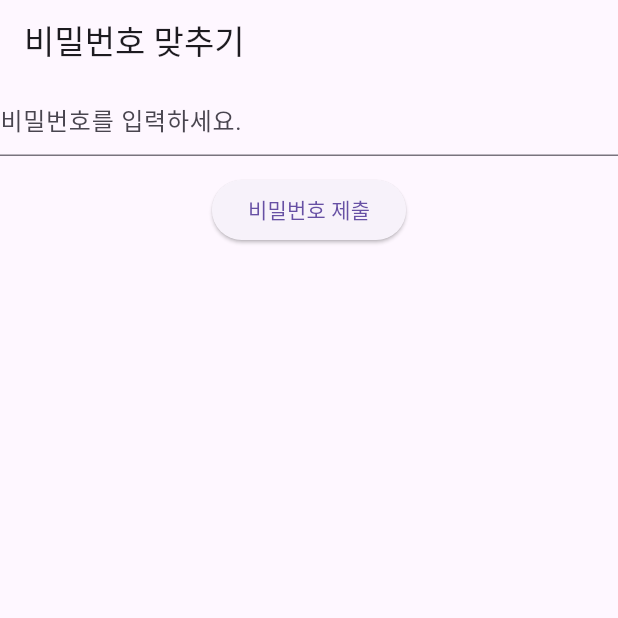
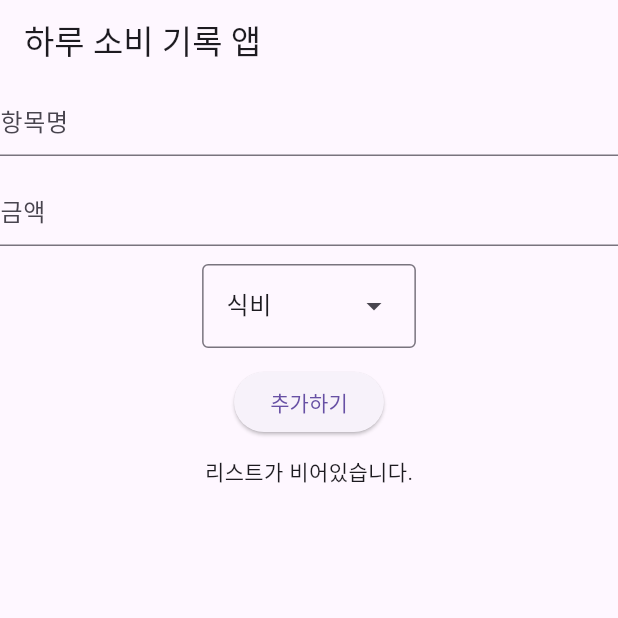
Before and after one commit to niw5924/flutter-coding-test-practice, a Flutter app: the screen it shows after launch, on a phone screen of 412 x 824 dp, the top half of it. Run offline on Flutter 3.47's test engine with Material 3 defaults, Android fonts, the phone set to English and light mode, and no system bars; our stand-ins replace shared_preferences.

Commit message:
코딩테스트 중급 13일차 중간저장

```diff
--- /dev/null
+++ b/lib/levels/intermediate/day13_daily_expense_tracker.dart
@@ -0,0 +1,129 @@
+import 'dart:convert';
+
+import 'package:flutter/material.dart';
+import 'package:shared_preferences/shared_preferences.dart';
+
+class Day13Page extends StatefulWidget {
+  const Day13Page({super.key});
+
+  @override
+  State<StatefulWidget> createState() => _Day13PageState();
+}
+
+class _Day13PageState extends State<Day13Page> {
+  final _nameController = TextEditingController();
+  final _priceController = TextEditingController();
+  String selectedCategory = "식비";
+  List<ItemModel> itemModelList = [];
+
+  @override
+  void initState() {
+    super.initState();
+    loadItem();
+  }
+
+  void loadItem() async {
+    final prefs = await SharedPreferences.getInstance();
+  }
+
+  void addItem() async {
+    final prefs = await SharedPreferences.getInstance();
+    final name = _nameController.text.trim();
+    final price = int.parse(_priceController.text.trim());
+
+    setState(() {
+      itemModelList
+          .add(ItemModel(name: name, price: price, category: selectedCategory));
+
+      final itemList = itemModelList.map((e) => jsonEncode(e.toMap())).toList();
+      print(itemList);
+      prefs.setStringList('itemList', itemList);
+    });
+  }
+
+  @override
+  Widget build(BuildContext context) {
+    return Scaffold(
+      appBar: AppBar(title: const Text("하루 소비 기록 앱")),
+      body: Column(
+        children: [
+          TextField(
+            controller: _nameController,
+            decoration: InputDecoration(hintText: "항목명"),
+          ),
+          const SizedBox(height: 12),
+          TextField(
+            controller: _priceController,
+            decoration: InputDecoration(hintText: "금액"),
+          ),
+          const SizedBox(height: 12),
+          DropdownMenu<String>(
+            initialSelection: '식비',
+            onSelected: (value) => setState(() {
+              selectedCategory = value!;
+            }),
+            dropdownMenuEntries: [
+              DropdownMenuEntry(value: '식비', label: '식비'),
+              DropdownMenuEntry(value: '교통', label: '교통'),
+              DropdownMenuEntry(value: '카페', label: '카페'),
+              DropdownMenuEntry(value: '기타 등', label: '기타 등'),
+            ],
+          ),
+          const SizedBox(height: 12),
+          ElevatedButton(
+            onPressed: addItem,
+            child: const Text("추가하기"),
+          ),
+          const SizedBox(height: 12),
+          itemModelList.isNotEmpty
+              ? Expanded(
+                  child: ListView.builder(
+                      itemCount: itemModelList.length,
+                      itemBuilder: (context, index) {
+                        final itemModel = itemModelList[index];
+                        return Card(
+                          child: ListTile(
+                            leading: Text(itemModel.category),
+                            title: Text(itemModel.name),
+                            subtitle: Text("${itemModel.price}"),
+                          ),
+                        );
+                      }),
+                )
+              : Center(child: const Text("리스트가 비어있습니다.")),
+          const SizedBox(height: 12),
+          // Row(
+          //   mainAxisAlignment: MainAxisAlignment.center,
+          //   children: [
+          //     Text("식비: $foodTotal원"),
+          //     const SizedBox(width: 12),
+          //     Text("교통: $trafficTotal원"),
+          //     const SizedBox(width: 12),
+          //     Text("카페: $cafeTotal원"),
+          //     const SizedBox(width: 12),
+          //     Text("기타 등: $othersTotal원"),
+          //   ],
+          // ),
+        ],
+      ),
+    );
+  }
+}
+
+class ItemModel {
+  final String name;
+  final int price;
+  final String category;
+
+  const ItemModel({
+    required this.name,
+    required this.price,
+    required this.category,
+  });
+
+  Map<String, dynamic> toMap() => {
+        'name': name,
+        'price': price,
+        'category': category,
+      };
+}
--- a/lib/main.dart
+++ b/lib/main.dart
@@ -1,5 +1,5 @@
 import 'package:flutter/material.dart';
-import 'package:flutter_coding_test_practice/levels/intermediate/day12_password_lock.dart';
+import 'package:flutter_coding_test_practice/levels/intermediate/day13_daily_expense_tracker.dart';
 
 void main() {
   runApp(MyApp());
@@ -15,7 +15,7 @@ class MyApp extends StatelessWidget {
       theme: ThemeData(primarySwatch: Colors.blue),
 
       /// 이 부분만 바꿔야 함.
-      home: Day12Page(),
+      home: Day13Page(),
     );
   }
 }
```
Also changed, not shown: 1 other file.
